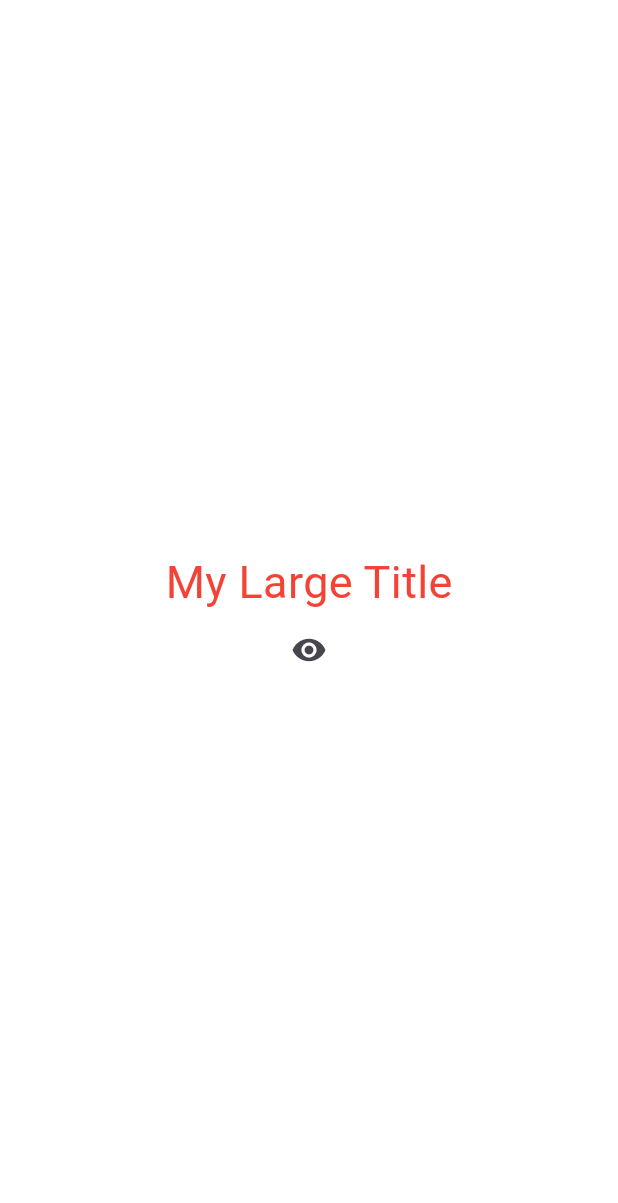
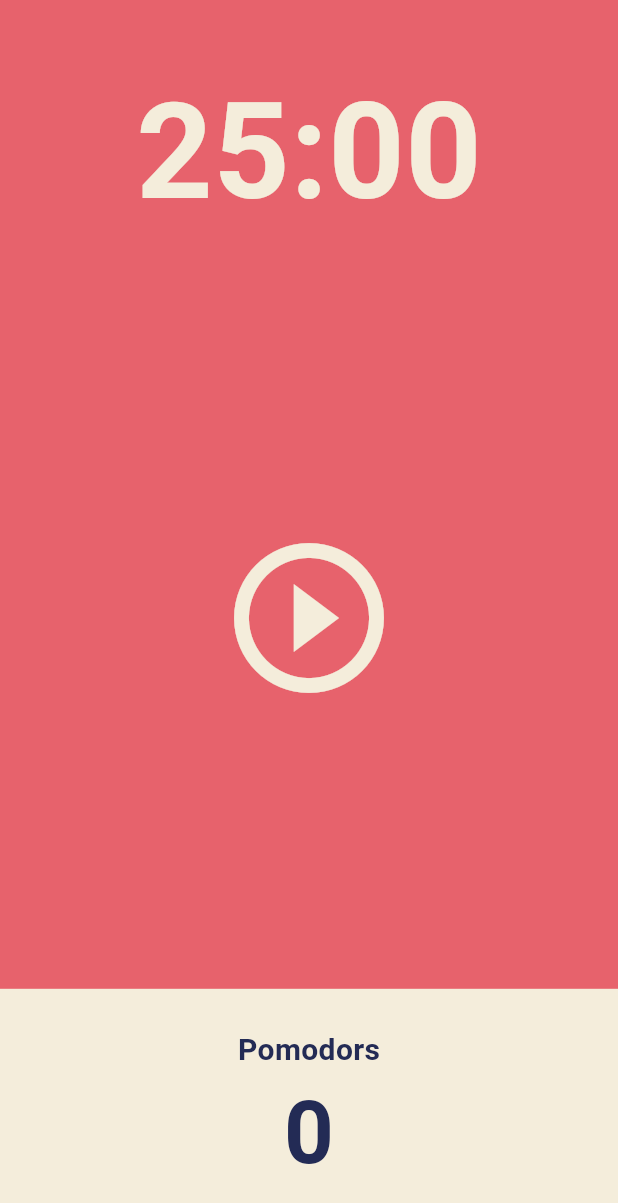
Before and after one commit to qpaseo/test, a Flutter app: the screen it shows after launch, on a phone screen of 412 x 824 dp. Shown: the top 1203 px of the screen. Run offline on Flutter 3.47's test engine with Material 3 defaults, Android fonts, the phone set to English and light mode, and no system bars.

Commit message:
update :: 챕터5 User Interface

```diff
--- a/toonflix/lib/main.dart
+++ b/toonflix/lib/main.dart
@@ -1,99 +1,27 @@
 import 'package:flutter/material.dart';
-import 'package:toonflix/widgets/Button.dart';
-import 'package:toonflix/widgets/currency_card.dart';
-
-class Player {
-  String? name; //있을수도 있고 아닐수도 있고
-
-  Player({required this.name});
-}
+import 'package:toonflix/screens/home_screen.dart';
 
 void main() {
-  var seo = Player(name: "seo");
-  seo.name;
   runApp(App());
 }
 
-//StatefulWidget : 변하는 데이터가 있는 화면
-//StatelessWidget : 변하는 데이터가 없는 화면
-
-class App extends StatefulWidget {
+class App extends StatelessWidget {
   const App({super.key});
-  @override
-  State<App> createState() => _AppState();
-}
-
-class _AppState extends State<App> {
-  bool showTitle = true;
-
-  void toggleTitle() {
-    setState(() {
-      showTitle = !showTitle;
-    });
-  }
 
   @override
   Widget build(BuildContext context) {
     return MaterialApp(
       theme: ThemeData(
-        textTheme: TextTheme(
-          titleLarge: TextStyle(
-            color: Colors.red,
+          textTheme: const TextTheme(
+            displayLarge: TextStyle(
+              color: Color(0xFF232B55),
+            ),
           ),
-        ),
-      ),
-      home: Scaffold(
-        backgroundColor: Colors.white,
-        body: Center(
-          child: Column(
-            mainAxisAlignment: MainAxisAlignment.center,
-            children: [
-              showTitle ? MyLargeTitle() : const Text('notthing'),
-              IconButton(
-                  onPressed: toggleTitle, icon: Icon(Icons.remove_red_eye))
-            ],
-          ),
-        ),
-      ),
+          cardColor: const Color(0xFFF4EDDB),
+          colorScheme: ColorScheme.light(
+            background: const Color(0xFFE7626C),
+          )),
+      home: const HomeScreen(),
     );
   }
 }
-
-class MyLargeTitle extends StatefulWidget {
-  const MyLargeTitle({
-    super.key,
-  });
-
-  @override
-  State<MyLargeTitle> createState() => _MyLargeTitleState();
-}
-
-class _MyLargeTitleState extends State<MyLargeTitle> {
-  int count = 0;
-
-  //initState : state초기화
-  //build보다 먼저 있어야 함
-  //의존성 배열 없는 useEffect
-  @override
-  void initState() {
-    super.initState();
-  }
-
-  //Widget이 정리될때 사용
-  //클린업 함수
-  @override
-  void dispose() {
-    super.dispose();
-  }
-
-  @override
-  Widget build(BuildContext context) {
-    return Text(
-      "My Large Title",
-      style: TextStyle(
-        fontSize: 30,
-        color: Theme.of(context).textTheme.titleLarge?.color,
-      ),
-    );
-  }
-}
--- /dev/null
+++ b/toonflix/lib/screens/home_screen.dart
@@ -0,0 +1,82 @@
+import 'package:flutter/material.dart';
+
+class HomeScreen extends StatefulWidget {
+  const HomeScreen({super.key});
+
+  @override
+  State<HomeScreen> createState() => _HomeScreenState();
+}
+
+class _HomeScreenState extends State<HomeScreen> {
+  @override
+  Widget build(BuildContext context) {
+    return Scaffold(
+      backgroundColor: Theme.of(context).colorScheme.background,
+      body: Column(
+        children: [
+          Flexible(
+            flex: 1,
+            child: Container(
+              alignment: Alignment.bottomCenter,
+              child: Text(
+                '25:00',
+                style: TextStyle(
+                  color: Theme.of(context).cardColor,
+                  fontSize: 89,
+                  fontWeight: FontWeight.w600,
+                ),
+              ),
+            ),
+          ),
+          Flexible(
+            flex: 3,
+            child: Center(
+              child: IconButton(
+                iconSize: 120,
+                color: Theme.of(context).cardColor,
+                onPressed: () {},
+                icon: Icon(Icons.play_circle_outline),
+              ),
+            ),
+          ),
+          Flexible(
+            flex: 1,
+            child: Row(
+              children: [
+                Expanded(
+                  child: Container(
+                    decoration:
+                        BoxDecoration(color: Theme.of(context).cardColor),
+                    child: Column(
+                      mainAxisAlignment: MainAxisAlignment.center,
+                      children: [
+                        Text(
+                          'Pomodors',
+                          style: TextStyle(
+                            fontSize: 20,
+                            fontWeight: FontWeight.w600,
+                            color:
+                                Theme.of(context).textTheme.displayLarge!.color,
+                          ),
+                        ),
+                        Text(
+                          '0',
+                          style: TextStyle(
+                            fontSize: 58,
+                            fontWeight: FontWeight.w600,
+                            color:
+                                Theme.of(context).textTheme.displayLarge!.color,
+                          ),
+                        ),
+                      ],
+                    ),
+                  ),
+                ),
+              ],
+            ),
+          ),
+        ],
+      ),
+    );
+  }
+}
```
Also changed, not shown: toonflix/lib/widgets/button.dart (deleted, +0 -36 lines), toonflix/lib/widgets/currency_card.dart (deleted, +0 -97 lines).
